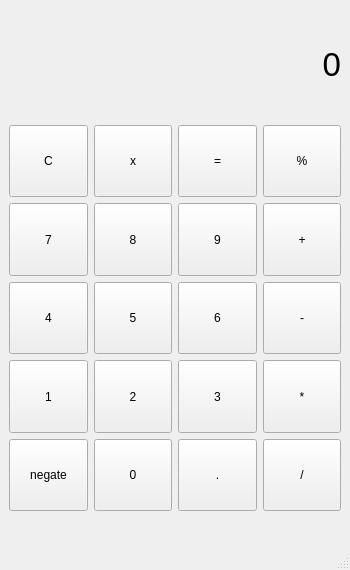
IMALB/calculator, file mainwindow.ui: the form before one commit.
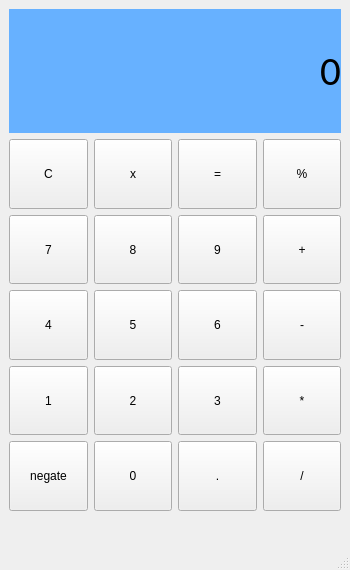
The form after the commit.

Diff of the .ui file:
```diff
--- a/mainwindow.ui
+++ b/mainwindow.ui
@@ -10,10 +10,37 @@
     <height>570</height>
    </rect>
   </property>
+  <property name="sizePolicy">
+   <sizepolicy hsizetype="Fixed" vsizetype="Fixed">
+    <horstretch>0</horstretch>
+    <verstretch>0</verstretch>
+   </sizepolicy>
+  </property>
+  <property name="minimumSize">
+   <size>
+    <width>350</width>
+    <height>570</height>
+   </size>
+  </property>
+  <property name="maximumSize">
+   <size>
+    <width>350</width>
+    <height>571</height>
+   </size>
+  </property>
   <property name="windowTitle">
    <string>计算器</string>
   </property>
   <widget class="QWidget" name="centralwidget">
+   <property name="enabled">
+    <bool>true</bool>
+   </property>
+   <property name="sizePolicy">
+    <sizepolicy hsizetype="Fixed" vsizetype="Maximum">
+     <horstretch>0</horstretch>
+     <verstretch>0</verstretch>
+    </sizepolicy>
+   </property>
    <property name="minimumSize">
     <size>
      <width>350</width>
@@ -26,14 +53,27 @@
      <height>520</height>
     </size>
    </property>
-   <layout class="QVBoxLayout" name="verticalLayout" stretch="2,7">
+   <layout class="QVBoxLayout" name="verticalLayout" stretch="3,9">
+    <property name="sizeConstraint">
+     <enum>QLayout::SetNoConstraint</enum>
+    </property>
     <item>
      <widget class="QLabel" name="lbl_display">
+      <property name="sizePolicy">
+       <sizepolicy hsizetype="Preferred" vsizetype="Preferred">
+        <horstretch>0</horstretch>
+        <verstretch>0</verstretch>
+       </sizepolicy>
+      </property>
       <property name="font">
        <font>
-        <pointsize>25</pointsize>
+        <family>Calibri</family>
+        <pointsize>31</pointsize>
        </font>
       </property>
+      <property name="styleSheet">
+       <string notr="true">background-color: rgb(103, 177, 255);</string>
+      </property>
       <property name="text">
        <string>0</string>
       </property>
```
